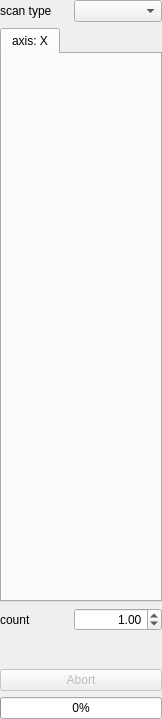
The window that xpaxs/spec/ui/ui_scancontrols.ui (praxes/praxes) describes before a commit, drawn with Qt 5.
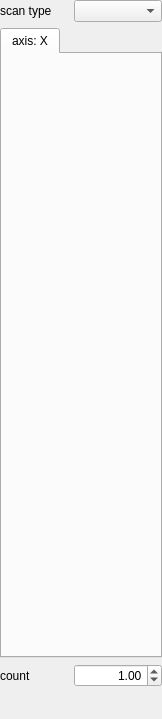
The same window after the commit.

Commit message: move the ScanControls abort button and progress bar into a widget that renders in the status bar

```diff
--- a/xpaxs/spec/ui/ui_scancontrols.ui
+++ b/xpaxs/spec/ui/ui_scancontrols.ui
@@ -153,23 +153,6 @@
      </property>
     </widget>
    </item>
-   <item row="4" column="0" colspan="2" >
-    <widget class="QPushButton" name="abortButton" >
-     <property name="enabled" >
-      <bool>false</bool>
-     </property>
-     <property name="text" >
-      <string>Abort</string>
-     </property>
-    </widget>
-   </item>
-   <item row="5" column="0" colspan="2" >
-    <widget class="QProgressBar" name="progressBar" >
-     <property name="value" >
-      <number>0</number>
-     </property>
-    </widget>
-   </item>
   </layout>
  </widget>
  <resources/>
```
The commit also changes 3 other files.
